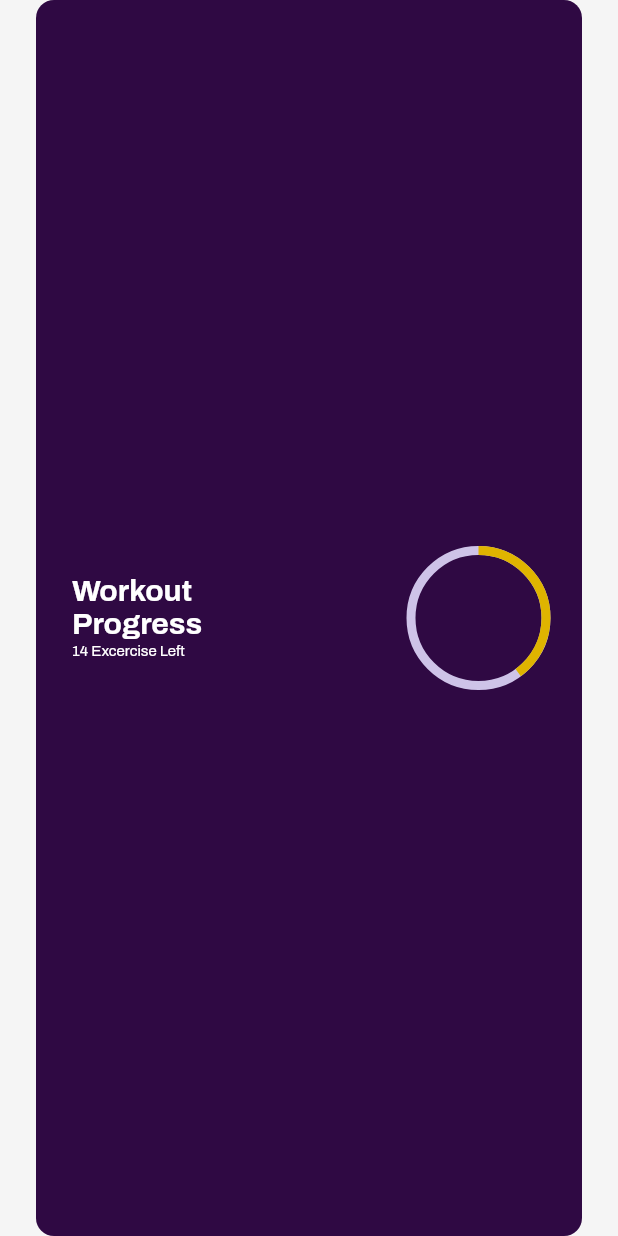
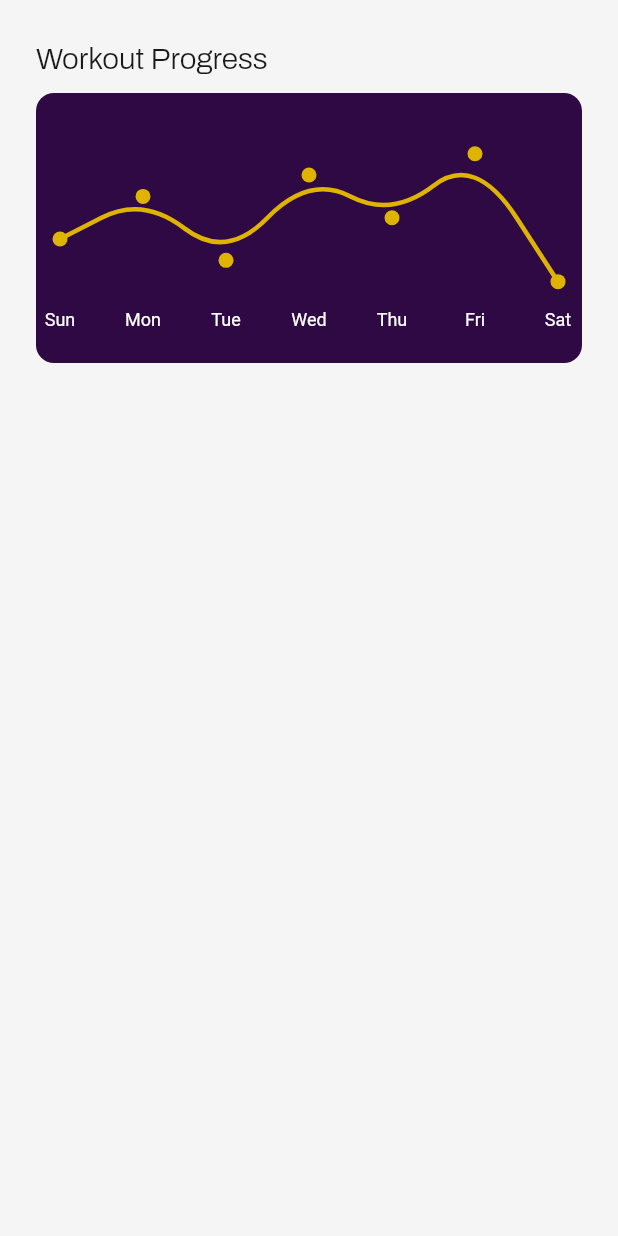
Before and after one commit to JustineUgo/fittrack_pro, a Flutter app: the WorkoutProgress widget shown alone on an empty page, opened directly, on a phone screen of 412 x 824 dp. Run offline on Flutter 3.47's test engine with Material 3 defaults, Android fonts, the phone set to English and light mode, and no system bars; our stand-ins replace equatable, flutter_bloc, go_router, shared_preferences, video_player; accounts and stored records are empty; project files that could hold a hidden picture were left out.

Commit message:
ui: workout line chart

```diff
--- a/lib/features/dashboard/presentation/pages/dashboard_screen.dart
+++ b/lib/features/dashboard/presentation/pages/dashboard_screen.dart
@@ -30,9 +30,7 @@ class _DashboardScreenState extends State<DashboardScreen> {
                   backgroundColor: FitColor.greyBackground(context),
                   flexibleSpace: DashboardHeader(),
                 ),
-                SliverToBoxAdapter(child: SizedBox(height: m)),
                 SliverToBoxAdapter(child: WorkoutProgress()),
-
                 SliverAppBar(
                   pinned: orientation == Orientation.portrait,
                   expandedHeight: 350,
--- a/lib/features/dashboard/presentation/widgets/workout_progress.dart
+++ b/lib/features/dashboard/presentation/widgets/workout_progress.dart
@@ -8,48 +8,209 @@ class WorkoutProgress extends StatelessWidget {
 
   @override
   Widget build(BuildContext context) {
-    return Container(
-                    margin: EdgeInsets.symmetric(horizontal: xl),
-                    padding: EdgeInsets.all(xl),
+    return Padding(
+      padding: EdgeInsets.symmetric(vertical: xl, horizontal: xl),
+      child: Column(
+        crossAxisAlignment: CrossAxisAlignment.start,
+        children: [
+          Text(
+            "Workout Progress",
+            style: FitStyle.h6(context).copyWith(fontWeight: FontWeight.w300),
+          ),
+          SizedBox(height: xs),
+          Container(
+            padding: EdgeInsets.symmetric(horizontal: m, vertical: xl3),
             decoration: BoxDecoration(
               borderRadius: BorderRadius.circular(FitRadius.s),
               color: FitColor.primary(context),
             ),
-                    child: Row(
-                      crossAxisAlignment: CrossAxisAlignment.center,
-                      mainAxisAlignment: MainAxisAlignment.spaceBetween,
-                      children: [
-                        Column(
-                          mainAxisAlignment: MainAxisAlignment.center,
-                          crossAxisAlignment: CrossAxisAlignment.start,
-                          children: [
-                            Text(
-                              "Workout\nProgress",
-                              style: FitStyle.h6(context).copyWith(
-                                color: FitColor.whiteColor,
-                                height: 1.1,
-                              ),
-                            ),
-                            Text(
-                              "14 Excercise Left",
-                              style: FitStyle.b3(
-                                context,
-                              ).copyWith(color: FitColor.whiteColor),
-                            ),
-                          ],
-                        ),
-                        CircularProgressIndicator(
-                          strokeWidth: 6,
-                          value: .4,
-                          backgroundColor: FitColor.primary(context).shade200,
-                          color: FitColor.yellow,
-                          constraints: BoxConstraints(
-                            minWidth: 90,
-                            minHeight: 90,
-                          ),
+            child: WorkoutChart(),
           ),
         ],
       ),
     );
   }
 }
+
+class WorkoutChart extends StatefulWidget {
+  const WorkoutChart({super.key});
+
+  @override
+  State<WorkoutChart> createState() => _WorkoutChartState();
+}
+
+class _WorkoutChartState extends State<WorkoutChart>
+    with SingleTickerProviderStateMixin {
+  List<int> workoutData = [3, 5, 2, 6, 4, 7, 1];
+
+  late AnimationController controller;
+  late Animation<double> animation;
+
+  int? selectedIndex;
+
+  @override
+  void initState() {
+    super.initState();
+
+    controller = AnimationController(
+      vsync: this,
+      duration: Duration(seconds: 2),
+    );
+
+    animation = CurvedAnimation(parent: controller, curve: Curves.easeInOut);
+    controller.forward();
+  }
+
+  void handleTap(Offset tapPosition, BoxConstraints constraints) {
+    final width = constraints.maxWidth;
+    final spacing = width / (workoutData.length - 1);
+
+    final tappedX = tapPosition.dx;
+    final index = (tappedX / spacing).round().clamp(0, workoutData.length - 1);
+
+    setState(() {
+      selectedIndex = index;
+    });
+  }
+
+  @override
+  Widget build(BuildContext context) {
+    return LayoutBuilder(
+      builder: (context, constraints) {
+        return GestureDetector(
+          onTapDown: (details) => handleTap(details.localPosition, constraints),
+          child: AnimatedBuilder(
+            animation: animation,
+            builder: (context, _) {
+              return Row(
+                mainAxisAlignment: MainAxisAlignment.center,
+                children: [
+                  CustomPaint(
+                    painter: LineChartPainter(
+                      workoutData,
+                      animation.value,
+                      selectedIndex,
+                    ),
+                    size: Size(MediaQuery.of(context).size.width - 80, 100),
+                  ),
+                ],
+              );
+            },
+          ),
+        );
+      },
+    );
+  }
+
+  @override
+  void dispose() {
+    controller.dispose();
+    super.dispose();
+  }
+}
+
+class LineChartPainter extends CustomPainter {
+  final List<int> data;
+  final double animationValue;
+  final int? selectedIndex;
+
+  final List<String> days = ['Sun', 'Mon', 'Tue', 'Wed', 'Thu', 'Fri', 'Sat'];
+
+  LineChartPainter(this.data, this.animationValue, this.selectedIndex);
+
+  @override
+  void paint(Canvas canvas, Size size) {
+    final stroke = Paint()
+      ..color = FitColor.yellow
+      ..strokeWidth = 3
+      ..style = PaintingStyle.stroke;
+
+    final dotPaint = Paint()
+      ..color = FitColor.yellow
+      ..style = PaintingStyle.fill;
+
+    final highlightPaint = Paint()
+      ..color = FitColor.whiteColor
+      ..style = PaintingStyle.fill;
+
+    final textPainter = TextPainter(
+      textAlign: TextAlign.center,
+      textDirection: TextDirection.ltr,
+    );
+
+    final path = Path();
+    final spacing = size.width / (data.length - 1);
+    final maxY = (data.reduce((a, b) => a > b ? a : b)).ceilToDouble();
+    final minY = 0.0;
+
+    // Compute smoothed points
+    List<Offset> points = [];
+
+    for (int i = 0; i < data.length; i++) {
+      final x = i * spacing;
+      final y =
+          size.height -
+          ((data[i] - minY) / (maxY - minY)) * size.height * animationValue;
+      points.add(Offset(x, y));
+    }
+
+    // Draw smooth curve
+    if (points.length > 1) {
+      path.moveTo(points[0].dx, points[0].dy);
+      for (int i = 0; i < points.length - 1; i++) {
+        final p1 = points[i];
+        final p2 = points[i + 1];
+        final mid = Offset((p1.dx + p2.dx) / 2, (p1.dy + p2.dy) / 2);
+        path.quadraticBezierTo(p1.dx, p1.dy, mid.dx, mid.dy);
+      }
+      // Last segment
+      path.lineTo(points.last.dx, points.last.dy);
+    }
+
+    canvas.drawPath(path, stroke);
+
+    // Draw dots and highlights
+    for (int i = 0; i < points.length; i++) {
+      canvas.drawCircle(points[i], 5, dotPaint);
+
+      if (selectedIndex == i) {
+        // Draw highlight circle
+        canvas.drawCircle(points[i], 8, highlightPaint);
+
+        // Draw value above the highlight circle
+        final valueText = TextSpan(
+          text: "${data[i]}",
+          style: TextStyle(color: FitColor.whiteColor, fontSize: 14),
+        );
+
+        textPainter.text = valueText;
+        textPainter.layout();
+
+        final textOffset = Offset(
+          points[i].dx - textPainter.width / 2,
+          points[i].dy - textPainter.height - 10,
+        );
+
+        textPainter.paint(canvas, textOffset);
+      }
+    }
+
+    // Draw day labels
+    for (int i = 0; i < days.length; i++) {
+      final text = TextSpan(
+        text: days[i],
+        style: TextStyle(color: FitColor.whiteColor, fontSize: 12),
+      );
+
+      textPainter.text = text;
+      textPainter.layout();
+
+      final x = i * spacing - textPainter.width / 2;
+      final y = size.height + 4;
+      textPainter.paint(canvas, Offset(x, y));
+    }
+  }
+
+  @override
+  bool shouldRepaint(CustomPainter oldDelegate) => true;
+}
```
Lines whose indentation alone changed are shown as unchanged.
